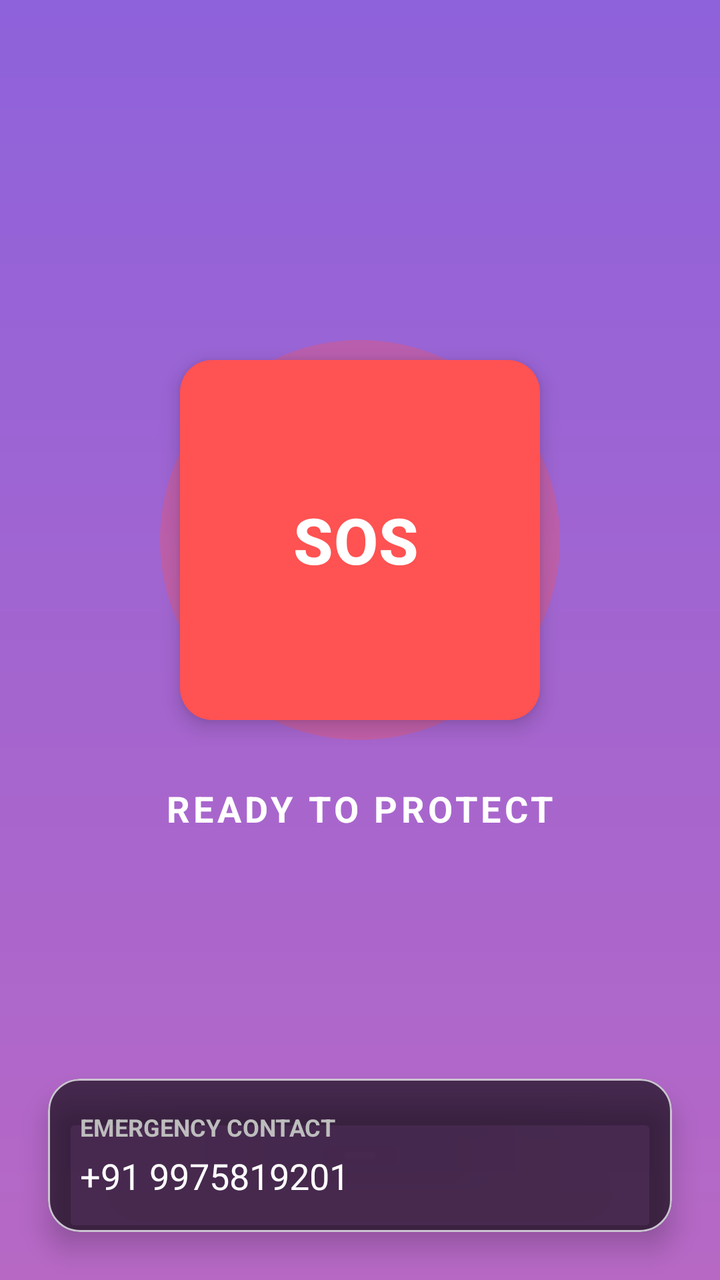
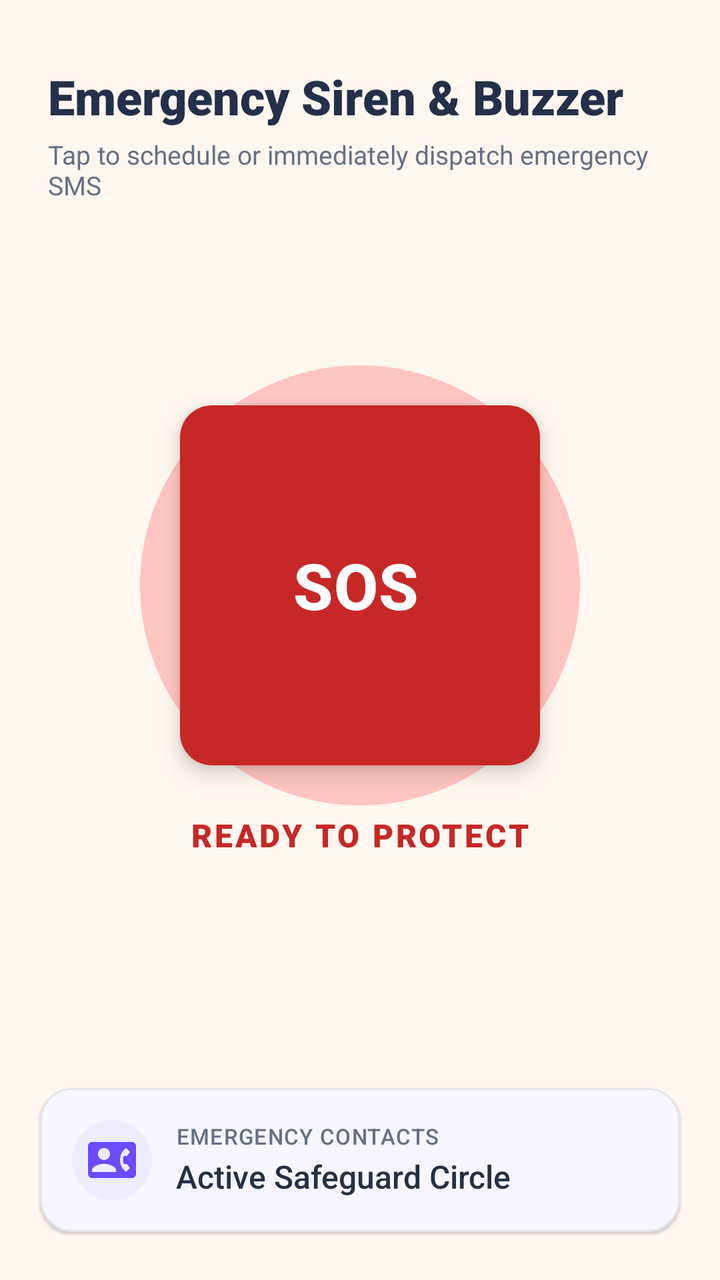

Two renders of the same Android screen: before a commit and after it. Below are the layout's source before the change and the commit's diff.
<!-- AndroidManifest.xml: activity theme Theme.EmpowHer -->
<!-- res/layout/activity_buzzer.xml -->
<?xml version="1.0" encoding="utf-8"?>
<androidx.constraintlayout.widget.ConstraintLayout xmlns:android="http://schemas.android.com/apk/res/android"
    xmlns:app="http://schemas.android.com/apk/res-auto"
    xmlns:tools="http://schemas.android.com/tools"
    android:layout_width="match_parent"
    android:layout_height="match_parent"
    android:background="@drawable/bg"
    tools:context=".BuzzerActivity">

    <View
        android:id="@+id/pulseView"
        android:layout_width="200dp"
        android:layout_height="200dp"
        android:background="@drawable/circle_red"
        app:layout_constraintBottom_toBottomOf="@+id/btn_sos"
        app:layout_constraintEnd_toEndOf="@+id/btn_sos"
        app:layout_constraintStart_toStartOf="@+id/btn_sos"
        app:layout_constraintTop_toTopOf="@+id/btn_sos" />

    <com.google.android.material.floatingactionbutton.ExtendedFloatingActionButton
        android:id="@+id/btn_sos"
        android:layout_width="180dp"
        android:layout_height="180dp"
        android:layout_marginBottom="100dp"
        android:gravity="center"
        android:text="SOS"
        android:textColor="@color/white"
        android:textSize="32sp"
        android:textStyle="bold"
        app:backgroundTint="#FF5252"
        app:cornerRadius="90dp"
        app:layout_constraintBottom_toBottomOf="parent"
        app:layout_constraintEnd_toEndOf="parent"
        app:layout_constraintStart_toStartOf="parent"
        app:layout_constraintTop_toTopOf="parent" />

    <TextView
        android:id="@+id/tv_status"
        android:layout_width="wrap_content"
        android:layout_height="wrap_content"
        android:layout_marginTop="32dp"
        android:text="READY TO PROTECT"
        android:textColor="@color/white"
        android:textSize="18sp"
        android:textStyle="bold"
        android:letterSpacing="0.1"
        app:layout_constraintEnd_toEndOf="parent"
        app:layout_constraintStart_toStartOf="parent"
        app:layout_constraintTop_toBottomOf="@+id/btn_sos" />

    <TextView
        android:id="@+id/tv_countdown"
        android:layout_width="wrap_content"
        android:layout_height="wrap_content"
        android:layout_marginTop="8dp"
        android:text=""
        android:textColor="#FFCDD2"
        android:textSize="48sp"
        android:textStyle="bold"
        app:layout_constraintEnd_toEndOf="parent"
        app:layout_constraintStart_toStartOf="parent"
        app:layout_constraintTop_toBottomOf="@+id/tv_status" />

    <com.google.android.material.card.MaterialCardView
        android:layout_width="match_parent"
        android:layout_height="wrap_content"
        android:layout_margin="24dp"
        app:cardCornerRadius="16dp"
        app:cardElevation="8dp"
        app:cardBackgroundColor="#99000000"
        app:layout_constraintBottom_toBottomOf="parent">

        <LinearLayout
            android:layout_width="match_parent"
            android:layout_height="wrap_content"
            android:orientation="vertical"
            android:padding="16dp">

            <TextView
                android:layout_width="wrap_content"
                android:layout_height="wrap_content"
                android:text="EMERGENCY CONTACT"
                android:textColor="#BDBDBD"
                android:textSize="12sp"
                android:textStyle="bold" />

            <TextView
                android:id="@+id/tv_emergency_number"
                android:layout_width="wrap_content"
                android:layout_height="wrap_content"
                android:layout_marginTop="4dp"
                android:text="+91 9975819201"
                android:textColor="@color/white"
                android:textSize="18sp" />
        </LinearLayout>
    </com.google.android.material.card.MaterialCardView>

</androidx.constraintlayout.widget.ConstraintLayout>
<!-- resources referenced by this layout -->
<resources>
  <color name="white">#FFFFFF</color>
  <!-- drawable bg (drawable) -->
  <?xml version="1.0" encoding="utf-8"?>
  <shape xmlns:android="http://schemas.android.com/apk/res/android">
      <gradient android:type="linear" android:angle="100"
          android:startColor="#8E62DB" android:endColor="#B768C5" />
  
  </shape>
  <!-- drawable circle_red (drawable) -->
  <?xml version="1.0" encoding="utf-8"?>
  <shape xmlns:android="http://schemas.android.com/apk/res/android"
      android:shape="oval">
      <solid android:color="#4DFF5252" />
  </shape>
  <style name="Theme.EmpowHer" parent="Base.Theme.EmpowHer" />
  <style name="Base.Theme.EmpowHer" parent="Theme.Material3.DayNight.NoActionBar">
          <item name="colorPrimary">@color/deep_purple</item>
          <item name="colorOnPrimary">@color/white</item>
          <item name="colorSecondary">@color/deep_purple</item>
          <item name="colorSurface">@color/woshield_card_bg</item>
          <item name="android:windowBackground">@color/woshield_bg</item>
          <item name="android:statusBarColor">@color/dark_purple</item>
      </style>
  <color name="deep_purple">#6D3DB8</color>
  <color name="woshield_card_bg">#FFFFFF</color>
  <color name="woshield_bg">#F8F6FC</color>
  <color name="dark_purple">#382253</color>
</resources>

<!-- the commit's change to res/layout/activity_buzzer.xml (unified diff, before → after) -->
@@ -4,13 +4,40 @@
     xmlns:tools="http://schemas.android.com/tools"
     android:layout_width="match_parent"
     android:layout_height="match_parent"
-    android:background="@drawable/bg"
+    android:background="@color/warm_ivory"
     tools:context=".BuzzerActivity">
+
+    
+    <LinearLayout
+        android:id="@+id/header_buzzer"
+        android:layout_width="match_parent"
+        android:layout_height="wrap_content"
+        android:orientation="vertical"
+        android:paddingHorizontal="24dp"
+        android:paddingTop="32dp"
+        app:layout_constraintTop_toTopOf="parent">
+
+        <TextView
+            android:layout_width="wrap_content"
+            android:layout_height="wrap_content"
+            android:text="Emergency Siren &amp; Buzzer"
+            android:textColor="@color/midnight_slate"
+            android:textSize="24sp"
+            android:fontFamily="sans-serif-black" />
+
+        <TextView
+            android:layout_width="wrap_content"
+            android:layout_height="wrap_content"
+            android:layout_marginTop="4dp"
+            android:text="Tap to schedule or immediately dispatch emergency SMS"
+            android:textColor="@color/secondary_slate"
+            android:textSize="13sp" />
+    </LinearLayout>
 
     <View
         android:id="@+id/pulseView"
-        android:layout_width="200dp"
-        android:layout_height="200dp"
+        android:layout_width="220dp"
+        android:layout_height="220dp"
         android:background="@drawable/circle_red"
         app:layout_constraintBottom_toBottomOf="@+id/btn_sos"
         app:layout_constraintEnd_toEndOf="@+id/btn_sos"
@@ -21,29 +48,30 @@
         android:id="@+id/btn_sos"
         android:layout_width="180dp"
         android:layout_height="180dp"
-        android:layout_marginBottom="100dp"
+        android:layout_marginBottom="60dp"
         android:gravity="center"
         android:text="SOS"
         android:textColor="@color/white"
         android:textSize="32sp"
         android:textStyle="bold"
-        app:backgroundTint="#FF5252"
+        app:backgroundTint="@color/critical_red"
         app:cornerRadius="90dp"
-        app:layout_constraintBottom_toBottomOf="parent"
+        app:elevation="6dp"
+        app:layout_constraintBottom_toTopOf="@+id/card_contacts_info"
         app:layout_constraintEnd_toEndOf="parent"
         app:layout_constraintStart_toStartOf="parent"
-        app:layout_constraintTop_toTopOf="parent" />
+        app:layout_constraintTop_toBottomOf="@+id/header_buzzer" />
 
     <TextView
         android:id="@+id/tv_status"
         android:layout_width="wrap_content"
         android:layout_height="wrap_content"
-        android:layout_marginTop="32dp"
+        android:layout_marginTop="24dp"
         android:text="READY TO PROTECT"
-        android:textColor="@color/white"
-        android:textSize="18sp"
-        android:textStyle="bold"
-        android:letterSpacing="0.1"
+        android:textColor="@color/critical_red"
+        android:textSize="16sp"
+        android:fontFamily="sans-serif-black"
+        android:letterSpacing="0.08"
         app:layout_constraintEnd_toEndOf="parent"
         app:layout_constraintStart_toStartOf="parent"
         app:layout_constraintTop_toBottomOf="@+id/btn_sos" />
@@ -52,46 +80,70 @@
         android:id="@+id/tv_countdown"
         android:layout_width="wrap_content"
         android:layout_height="wrap_content"
-        android:layout_marginTop="8dp"
+        android:layout_marginTop="4dp"
         android:text=""
-        android:textColor="#FFCDD2"
-        android:textSize="48sp"
-        android:textStyle="bold"
+        android:textColor="@color/critical_red"
+        android:textSize="44sp"
+        android:fontFamily="sans-serif-black"
         app:layout_constraintEnd_toEndOf="parent"
         app:layout_constraintStart_toStartOf="parent"
         app:layout_constraintTop_toBottomOf="@+id/tv_status" />
 
     <com.google.android.material.card.MaterialCardView
+        android:id="@+id/card_contacts_info"
         android:layout_width="match_parent"
         android:layout_height="wrap_content"
-        android:layout_margin="24dp"
+        android:layout_marginHorizontal="20dp"
+        android:layout_marginBottom="24dp"
         app:cardCornerRadius="16dp"
-        app:cardElevation="8dp"
-        app:cardBackgroundColor="#99000000"
+        app:cardElevation="1dp"
+        app:cardBackgroundColor="@color/surface_card"
+        app:strokeColor="@color/subtle_border"
+        app:strokeWidth="1dp"
         app:layout_constraintBottom_toBottomOf="parent">
 
         <LinearLayout
             android:layout_width="match_parent"
             android:layout_height="wrap_content"
-            android:orientation="vertical"
+            android:gravity="center_vertical"
+            android:orientation="horizontal"
             android:padding="16dp">
 
-            <TextView
-                android:layout_width="wrap_content"
+            <ImageView
+                android:layout_width="40dp"
+                android:layout_height="40dp"
+                android:background="@drawable/rounded_corner"
+                android:backgroundTint="@color/soft_violet"
+                android:padding="8dp"
+                android:src="@drawable/contact_icon"
+                app:tint="@color/royal_violet" />
+
+            <LinearLayout
+                android:layout_width="0dp"
                 android:layout_height="wrap_content"
-                android:text="EMERGENCY CONTACT"
-                android:textColor="#BDBDBD"
-                android:textSize="12sp"
-                android:textStyle="bold" />
+                android:layout_marginStart="12dp"
+                android:layout_weight="1"
+                android:orientation="vertical">
 
-            <TextView
-                android:id="@+id/tv_emergency_number"
-                android:layout_width="wrap_content"
-                android:layout_height="wrap_content"
-                android:layout_marginTop="4dp"
-                android:text="+91 9975819201"
-                android:textColor="@color/white"
-                android:textSize="18sp" />
+                <TextView
+                    android:layout_width="wrap_content"
+                    android:layout_height="wrap_content"
+                    android:text="EMERGENCY CONTACTS"
+                    android:textColor="@color/secondary_slate"
+                    android:textSize="11sp"
+                    android:fontFamily="sans-serif-medium"
+                    android:letterSpacing="0.04" />
+
+                <TextView
+                    android:id="@+id/tv_emergency_number"
+                    android:layout_width="wrap_content"
+                    android:layout_height="wrap_content"
+                    android:layout_marginTop="2dp"
+                    android:text="Active Safeguard Circle"
+                    android:textColor="@color/midnight_slate"
+                    android:textSize="16sp"
+                    android:fontFamily="sans-serif-medium" />
+            </LinearLayout>
         </LinearLayout>
     </com.google.android.material.card.MaterialCardView>
 
<!-- resource entries referenced after the edit -->
@@ -1,31 +1,55 @@
 <!-- resources referenced by this layout -->
 <resources>
+  <color name="critical_red">#C62828</color>
+  <color name="midnight_slate">#243047</color>
+  <color name="royal_violet">#6D4AFF</color>
+  <color name="secondary_slate">#667085</color>
+  <color name="soft_violet">#F0ECFF</color>
+  <color name="subtle_border">#E7E2EC</color>
+  <color name="surface_card">#FFFFFF</color>
+  <color name="warm_ivory">#FFF7F0</color>
   <color name="white">#FFFFFF</color>
-  <!-- drawable bg (drawable) -->
-  <?xml version="1.0" encoding="utf-8"?>
-  <shape xmlns:android="http://schemas.android.com/apk/res/android">
-      <gradient android:type="linear" android:angle="100"
-          android:startColor="#8E62DB" android:endColor="#B768C5" />
-  
-  </shape>
   <!-- drawable circle_red (drawable) -->
   <?xml version="1.0" encoding="utf-8"?>
   <shape xmlns:android="http://schemas.android.com/apk/res/android"
       android:shape="oval">
       <solid android:color="#4DFF5252" />
   </shape>
+  <!-- drawable contact_icon (drawable) -->
+  <vector android:height="24dp" android:tint="#000000"
+      android:viewportHeight="24" android:viewportWidth="24"
+      android:width="24dp" xmlns:android="http://schemas.android.com/apk/res/android">
+      <path android:fillColor="@android:color/white" android:pathData="M22,3L2,3C0.9,3 0,3.9 0,5v14c0,1.1 0.9,2 2,2h20c1.1,0 1.99,-0.9 1.99,-2L24,5c0,-1.1 -0.9,-2 -2,-2zM8,6c1.66,0 3,1.34 3,3s-1.34,3 -3,3 -3,-1.34 -3,-3 1.34,-3 3,-3zM14,18L2,18v-1c0,-2 4,-3.1 6,-3.1s6,1.1 6,3.1v1zM17.85,14h1.64L21,16l-1.99,1.99c-1.31,-0.98 -2.28,-2.38 -2.73,-3.99 -0.18,-0.64 -0.28,-1.31 -0.28,-2s0.1,-1.36 0.28,-2c0.45,-1.62 1.42,-3.01 2.73,-3.99L21,8l-1.51,2h-1.64c-0.22,0.63 -0.35,1.3 -0.35,2s0.13,1.37 0.35,2z"/>
+  </vector>
+  <!-- drawable rounded_corner (drawable) -->
+  <?xml version="1.0" encoding="utf-8"?>
+  <shape xmlns:android="http://schemas.android.com/apk/res/android"
+      android:shape="rectangle">
+      <corners android:radius="24dp"/>
+      <stroke android:width="1dip" android:color="@color/white"/>
+  
+  </shape>
   <style name="Theme.EmpowHer" parent="Base.Theme.EmpowHer" />
   <style name="Base.Theme.EmpowHer" parent="Theme.Material3.DayNight.NoActionBar">
-          <item name="colorPrimary">@color/deep_purple</item>
+          <item name="colorPrimary">@color/royal_violet</item>
           <item name="colorOnPrimary">@color/white</item>
-          <item name="colorSecondary">@color/deep_purple</item>
+          <item name="colorSecondary">@color/royal_violet</item>
           <item name="colorSurface">@color/woshield_card_bg</item>
           <item name="android:windowBackground">@color/woshield_bg</item>
-          <item name="android:statusBarColor">@color/dark_purple</item>
+          <item name="android:statusBarColor">@color/woshield_bg</item>
+          <item name="android:windowLightStatusBar" tools:targetApi="m">true</item>
+          <item name="materialCardViewStyle">@style/Widget.Woshield.Card</item>
       </style>
-  <color name="deep_purple">#6D3DB8</color>
   <color name="woshield_card_bg">#FFFFFF</color>
-  <color name="woshield_bg">#F8F6FC</color>
-  <color name="dark_purple">#382253</color>
+  <color name="woshield_bg">#FFF7F0</color>
+  <style name="Widget.Woshield.Card" parent="Widget.Material3.CardView.Elevated">
+          <item name="cardCornerRadius">@dimen/radius_card</item>
+          <item name="cardElevation">@dimen/elevation_card</item>
+          <item name="strokeWidth">1dp</item>
+          <item name="strokeColor">@color/subtle_border</item>
+          <item name="cardBackgroundColor">@color/woshield_card_bg</item>
+      </style>
+  <dimen name="radius_card">16dp</dimen>
+  <dimen name="elevation_card">2dp</dimen>
 </resources>
 
